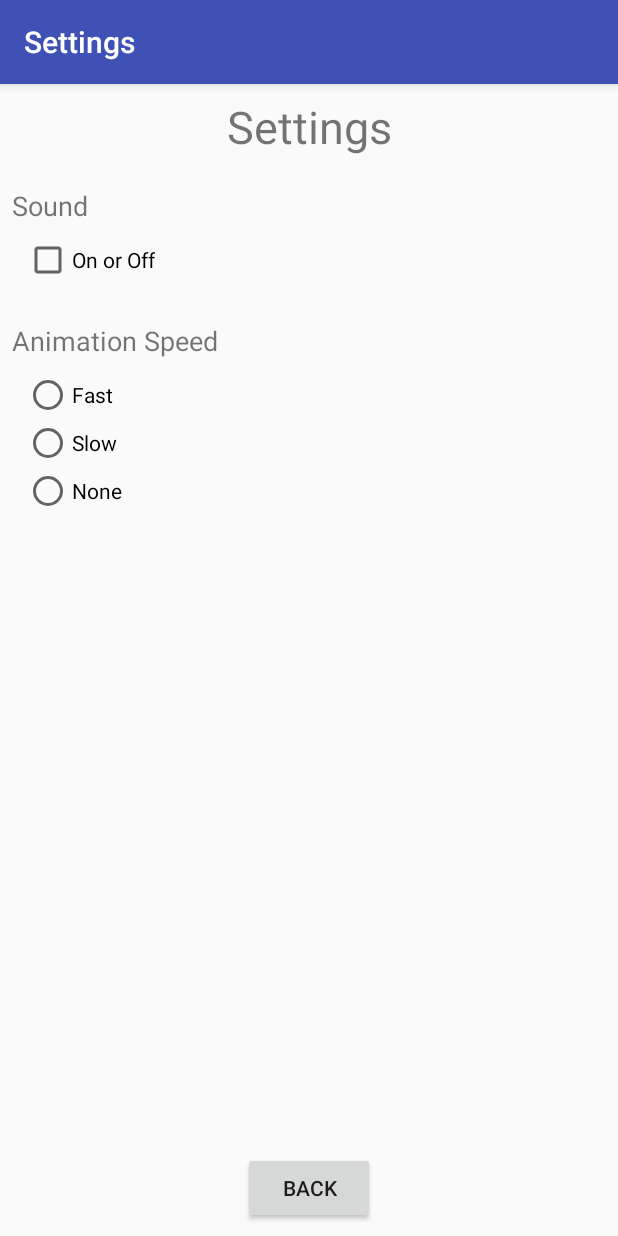
After one commit to DDFipZ/NOTETOSELFAPP, an Android app: the SettingsActivity screen opened directly, with no data from a screen before it, on a phone screen of 412 x 824 dp. The commit adds this screen. Run offline under Robolectric (Android 15) with nearby library versions, the phone set to English and light mode, and no system bars.

Commit message:
SettingsActivity and activity_settings has been added, but don't do anything. Also added a bit of code in MainActivity under the if (id == R.id.action_settings). This version works.

```diff
--- a/app/src/main/AndroidManifest.xml
+++ b/app/src/main/AndroidManifest.xml
@@ -16,6 +16,9 @@
                 <category android:name="android.intent.category.LAUNCHER" />
             </intent-filter>
         </activity>
+        <activity
+            android:name=".SettingsActivity"
+            android:label="@string/settings_title"></activity>
     </application>
 
 </manifest>
--- a/app/src/main/java/com/example/ddfipz/notetoselfapp/MainActivity.java
+++ b/app/src/main/java/com/example/ddfipz/notetoselfapp/MainActivity.java
@@ -1,6 +1,7 @@
 package com.example.ddfipz.notetoselfapp;
 
 import android.content.Context;
+import android.content.Intent;
 import android.media.Image;
 import android.support.annotation.NonNull;
 import android.support.v7.app.AppCompatActivity;
@@ -79,6 +80,8 @@ private NoteAdapter mNoteAdapter;
 
         //noinspection SimplifiableIfStatement
         if (id == R.id.action_settings) {
+            Intent myIntent = new Intent(this,SettingsActivity.class);
+            startActivity(myIntent);
             return true;
         }
 
@@ -87,6 +90,8 @@ private NoteAdapter mNoteAdapter;
             dialog.show(getFragmentManager(), "");
             return true;
         }
+
+
 
         return super.onOptionsItemSelected(item);
     }
--- /dev/null
+++ b/app/src/main/java/com/example/ddfipz/notetoselfapp/SettingsActivity.java
@@ -0,0 +1,26 @@
+package com.example.ddfipz.notetoselfapp;
+
+import android.content.Intent;
+import android.support.v7.app.AppCompatActivity;
+import android.os.Bundle;
+import android.view.View;
+import android.widget.Button;
+
+public class SettingsActivity extends AppCompatActivity {
+
+    @Override
+    protected void onCreate(Bundle savedInstanceState) {
+        super.onCreate(savedInstanceState);
+        setContentView(R.layout.activity_settings);
+
+        Button btnBack = (Button) findViewById(R.id.btnBack);
+
+        btnBack.setOnClickListener(new View.OnClickListener() {
+            @Override
+            public void onClick(View view) {
+                Intent myIntent = new Intent(getApplicationContext(), MainActivity.class);
+                startActivity(myIntent);
+            }
+        });
+    }
+}
--- /dev/null
+++ b/app/src/main/res/layout/activity_settings.xml
@@ -0,0 +1,104 @@
+<?xml version="1.0" encoding="utf-8"?>
+<android.support.constraint.ConstraintLayout xmlns:android="http://schemas.android.com/apk/res/android"
+    xmlns:app="http://schemas.android.com/apk/res-auto"
+    xmlns:tools="http://schemas.android.com/tools"
+    android:layout_width="match_parent"
+    android:layout_height="match_parent"
+    tools:context=".SettingsActivity">
+
+    <TextView
+        android:id="@+id/txtSettings"
+        android:layout_width="wrap_content"
+        android:layout_height="wrap_content"
+        android:layout_marginEnd="8dp"
+        android:layout_marginLeft="8dp"
+        android:layout_marginRight="8dp"
+        android:layout_marginStart="8dp"
+        android:layout_marginTop="8dp"
+        android:text="@string/settings_title"
+        android:textSize="30sp"
+        app:layout_constraintEnd_toEndOf="parent"
+        app:layout_constraintStart_toStartOf="parent"
+        app:layout_constraintTop_toTopOf="parent" />
+
+    <TextView
+        android:id="@+id/txtSoundFX"
+        android:layout_width="wrap_content"
+        android:layout_height="wrap_content"
+        android:layout_marginLeft="8dp"
+        android:layout_marginStart="8dp"
+        android:layout_marginTop="20dp"
+        android:text="@string/sound_title"
+        android:textSize="18sp"
+        app:layout_constraintStart_toStartOf="parent"
+        app:layout_constraintTop_toBottomOf="@+id/txtSettings" />
+
+    <CheckBox
+        android:id="@+id/cbOnOff"
+        android:layout_width="wrap_content"
+        android:layout_height="wrap_content"
+        android:layout_marginLeft="16dp"
+        android:layout_marginStart="16dp"
+        android:layout_marginTop="8dp"
+        android:text="@string/sound_checkbox"
+        app:layout_constraintStart_toStartOf="parent"
+        app:layout_constraintTop_toBottomOf="@+id/txtSoundFX" />
+
+    <TextView
+        android:id="@+id/txtAnimation"
+        android:layout_width="wrap_content"
+        android:layout_height="wrap_content"
+        android:layout_marginLeft="8dp"
+        android:layout_marginStart="8dp"
+        android:layout_marginTop="25dp"
+        android:text="@string/amims_title"
+        android:textSize="18sp"
+        app:layout_constraintStart_toStartOf="parent"
+        app:layout_constraintTop_toBottomOf="@+id/cbOnOff" />
+
+    <RadioGroup
+        android:id="@+id/radioGroup"
+        android:layout_width="wrap_content"
+        android:layout_height="wrap_content"
+        android:layout_marginLeft="16dp"
+        android:layout_marginStart="16dp"
+        android:layout_marginTop="8dp"
+        app:layout_constraintStart_toStartOf="parent"
+        app:layout_constraintTop_toBottomOf="@+id/txtAnimation">
+
+        <RadioButton
+            android:id="@+id/rbFast"
+            android:layout_width="wrap_content"
+            android:layout_height="wrap_content"
+            android:layout_weight="1"
+            android:text="@string/rb_fast" />
+
+        <RadioButton
+            android:id="@+id/rbSlow"
+            android:layout_width="wrap_content"
+            android:layout_height="wrap_content"
+            android:layout_weight="1"
+            android:text="@string/rb_slow" />
+
+        <RadioButton
+            android:id="@+id/rbNone"
+            android:layout_width="wrap_content"
+            android:layout_height="wrap_content"
+            android:layout_weight="1"
+            android:text="@string/rb_none" />
+    </RadioGroup>
+
+    <Button
+        android:id="@+id/btnBack"
+        android:layout_width="wrap_content"
+        android:layout_height="wrap_content"
+        android:layout_marginBottom="8dp"
+        android:layout_marginEnd="8dp"
+        android:layout_marginLeft="8dp"
+        android:layout_marginRight="8dp"
+        android:layout_marginStart="8dp"
+        android:text="Back"
+        app:layout_constraintBottom_toBottomOf="parent"
+        app:layout_constraintEnd_toEndOf="parent"
+        app:layout_constraintStart_toStartOf="parent" />
+</android.support.constraint.ConstraintLayout>
--- a/app/src/main/res/menu/menu_main.xml
+++ b/app/src/main/res/menu/menu_main.xml
@@ -6,4 +6,7 @@
     android:icon="@drawable/ic_add_white_24dp"
     android:title="@string/action_add"
     app:showAsAction="ifRoom" />
+    <item android:id="@+id/action_settings"
+        android:title="@string/action_settings"
+        />
 </menu>
```
Also changed, not shown: app/src/main/res/values/strings.xml (line endings or trailing spaces).
